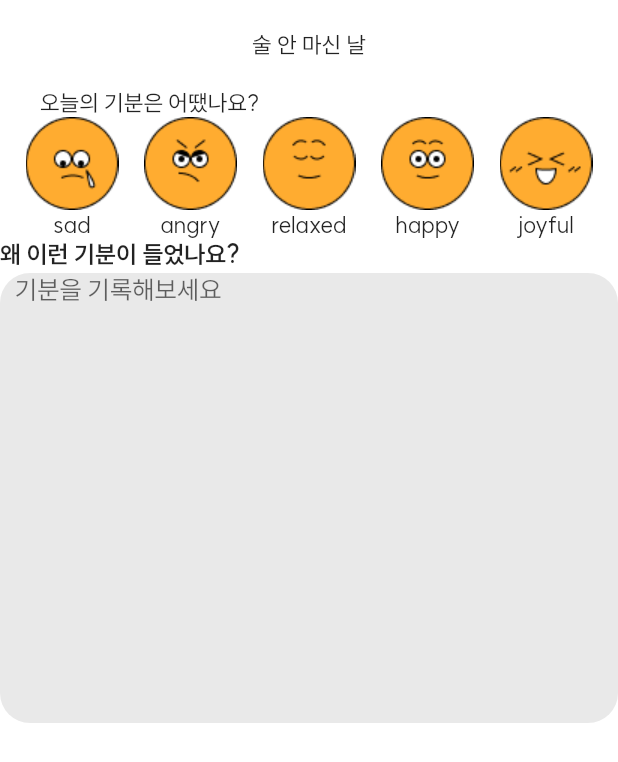
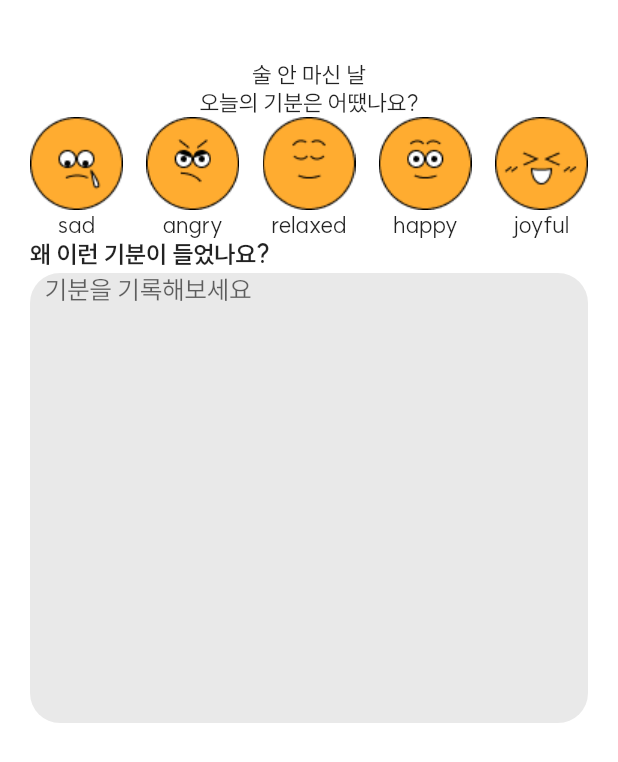
Before and after one commit to coitloz88/Alcohol-Free, a Flutter app: the SobrietyJournalPageView screen opened directly, on a phone screen of 412 x 824 dp. Shown: the top 762 px of the screen. Run offline on Flutter 3.47's test engine with Material 2 defaults, Android fonts, the phone set to English and light mode, and no system bars; our stand-ins replace cloud_firestore, dropdown_button2, firebase_auth, firebase_core, flutter_local_notifications, font_awesome_flutter and 3 more; missing offline and left inert: flutter_timeline_calendar; accounts and stored records are empty; network calls fail; project files that could hold a hidden picture were left out.

Commit message:
manage padding and margin

```diff
--- a/lib/app/modules/sobriety_journal/sobriety_journal_page.dart
+++ b/lib/app/modules/sobriety_journal/sobriety_journal_page.dart
@@ -10,7 +10,9 @@ class SobrietyJournalPageView extends StatelessWidget {
   @override
   Widget build(BuildContext context) {
     return Scaffold(
-      body: Column(
+      body: Padding(
+          padding: EdgeInsets.all(20.0),
+          child: Column(
             children: const [
               JournalHeading("술 안 마신 날"),
               MoodSelectionRow(),
@@ -20,7 +22,7 @@ class SobrietyJournalPageView extends StatelessWidget {
                 height: 300,
               ),
             ],
-      ),
+          )),
     );
   }
 }
--- a/lib/app/widgets/mood_selection_row.dart
+++ b/lib/app/widgets/mood_selection_row.dart
@@ -8,18 +8,12 @@ class MoodSelectionRow extends StatelessWidget {
   Widget build(BuildContext context) {
     return Column(
       children: [
-        const Align(
-          alignment: AlignmentDirectional(-0.8, 0),
-          child: Padding(
-            padding: EdgeInsetsDirectional.fromSTEB(0, 20, 0, 0),
-            child: Text(
-              '오늘의 기분은 어땠나요?',
-            ),
-          ),
+        Text(
+          '오늘의 기분은 어땠나요?',
         ),
         Row(
           mainAxisSize: MainAxisSize.max,
-          mainAxisAlignment: MainAxisAlignment.spaceEvenly,
+          mainAxisAlignment: MainAxisAlignment.spaceBetween,
           children: const [
             MoodButton(MoodType.sad),
             MoodButton(MoodType.angry),
```
Lines whose indentation alone changed are shown as unchanged.
